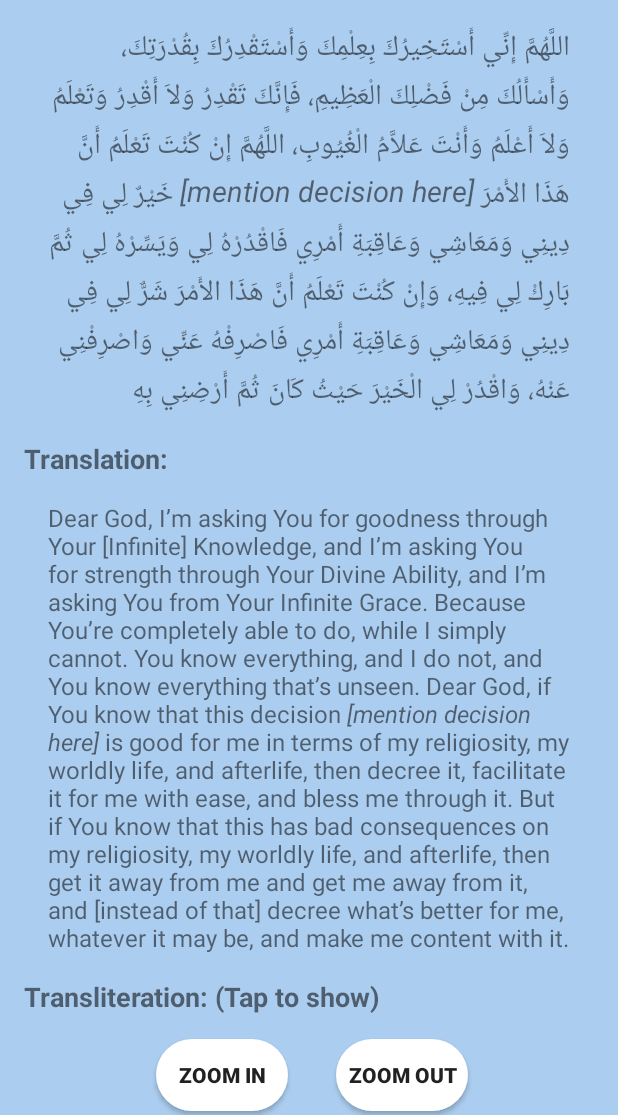
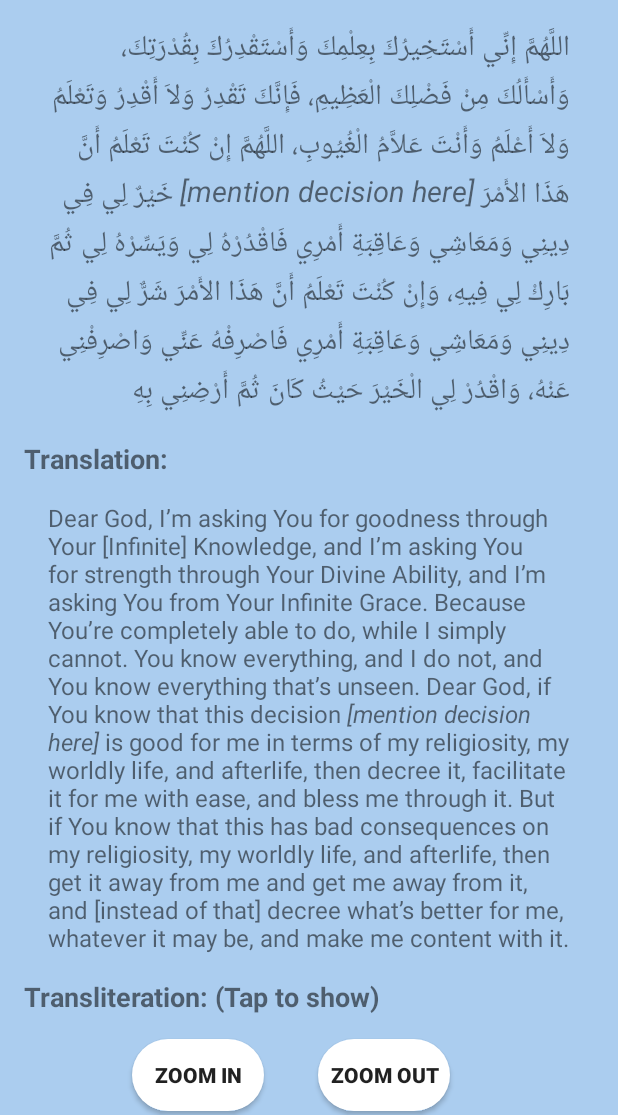
Before and after one commit to NezarEltal/istikharaApp, an Android app: the screen it shows after launch (MainActivity), on a phone screen of 412 x 824 dp, the part 121-1236 px from its top. Run offline under Robolectric (Android 15) with nearby library versions, the phone set to English and light mode, and no system bars.

Commit message:
Changed settings to accomodate for Malay translation

```diff
--- a/app/src/main/java/com/nikah101/istikharaapp/Details.java
+++ b/app/src/main/java/com/nikah101/istikharaapp/Details.java
@@ -77,7 +77,7 @@ public class Details extends AppCompatActivity {
 
         float size = ((TextView) findViewById(R.id.overview_content)).getTextSize();
         if (size <= 30){
-            Toast.makeText(getApplicationContext(), "Can't zoom out any further",
+            Toast.makeText(getApplicationContext(), R.string.zoom_out_error,
                     Toast.LENGTH_SHORT).show();
         }
 
--- a/app/src/main/java/com/nikah101/istikharaapp/FAQ.java
+++ b/app/src/main/java/com/nikah101/istikharaapp/FAQ.java
@@ -40,7 +40,7 @@ public class FAQ extends AppCompatActivity {
     public void zoom_out(View view){
 
         if (((TextView) findViewById(R.id.textView)).getTextSize() <= 30){
-            Toast.makeText(getApplicationContext(), "Can't zoom out any further",
+            Toast.makeText(getApplicationContext(), R.string.zoom_out_error,
                     Toast.LENGTH_SHORT).show();
         }
         else{
--- a/app/src/main/java/com/nikah101/istikharaapp/MainActivity.java
+++ b/app/src/main/java/com/nikah101/istikharaapp/MainActivity.java
@@ -106,7 +106,7 @@ public class MainActivity extends AppCompatActivity {
 
         float size = ((TextView) findViewById(R.id.dua_al_istikhara)).getTextSize();
         if (size <= 30){
-            Toast.makeText(getApplicationContext(), "Can't zoom out any further",
+            Toast.makeText(getApplicationContext(), R.string.zoom_out_error,
                     Toast.LENGTH_SHORT).show();
         }
 
--- a/app/src/main/res/layout/activity_main.xml
+++ b/app/src/main/res/layout/activity_main.xml
@@ -145,8 +145,8 @@
                 android:id="@+id/zoom_in"
                 android:layout_width="wrap_content"
                 android:layout_height="wrap_content"
-                android:layout_marginLeft="104dp"
-                android:layout_marginStart="104dp"
+                android:layout_marginStart="88dp"
+                android:layout_marginLeft="88dp"
                 android:layout_marginTop="16dp"
                 android:background="@drawable/rounded_button"
                 android:onClick="zoom_in"
@@ -161,18 +161,17 @@
                 android:id="@+id/zoom_out"
                 android:layout_width="wrap_content"
                 android:layout_height="0dp"
+                android:layout_marginStart="24dp"
+                android:layout_marginLeft="24dp"
+                android:layout_marginTop="16dp"
                 android:layout_marginEnd="100dp"
-                android:layout_marginLeft="8dp"
                 android:layout_marginRight="100dp"
-                android:layout_marginStart="8dp"
-                android:layout_marginTop="16dp"
                 android:background="@drawable/rounded_button"
                 android:onClick="zoom_out"
                 android:text="@string/zoom_out_text"
                 android:textSize="14sp"
                 android:textStyle="bold"
                 app:layout_constraintEnd_toEndOf="parent"
-                app:layout_constraintHorizontal_bias="1.0"
                 app:layout_constraintStart_toEndOf="@+id/zoom_in"
                 app:layout_constraintTop_toBottomOf="@+id/transliteration_txt" />
 
```
Also changed, not shown: app/build.gradle (+6 -2 lines), app/src/main/res/layout/activity_details.xml (+5 -5 lines), app/src/main/res/layout/activity_faq.xml (+16 -16 lines), 2 other files.
